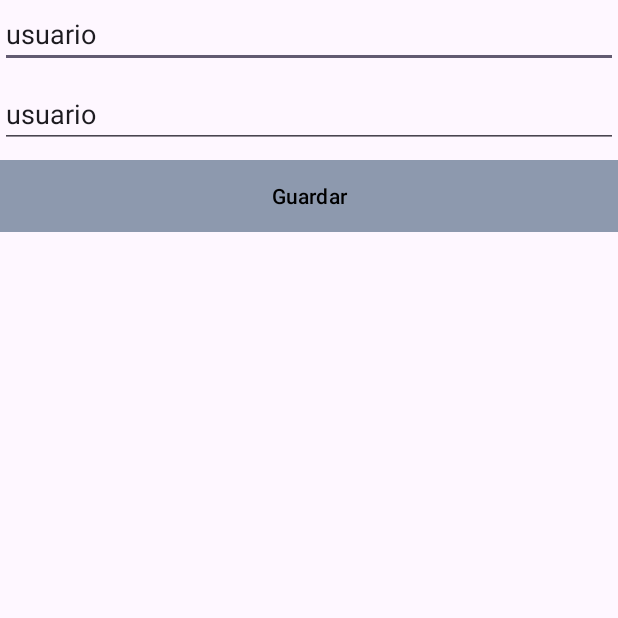
After one commit to Yeraaay/Proyecto_Prueba, an Android app: the EditarPerfil screen opened directly, with no data from a screen before it, on a phone screen of 412 x 824 dp, the top half of it. The commit adds this screen. Run offline under Robolectric (Android 15) with nearby library versions, the phone set to English and light mode, and no system bars.

Commit message:
Terminado editar perfil

```diff
--- a/Tattos/app/src/main/AndroidManifest.xml
+++ b/Tattos/app/src/main/AndroidManifest.xml
@@ -32,5 +32,9 @@
             android:name=".invitadoActivity"
             android:exported="false">
         </activity>
+        <activity
+            android:name=".EditarPerfil"
+            android:exported="false">
+        </activity>
     </application>
 </manifest>
--- /dev/null
+++ b/Tattos/app/src/main/java/com/example/proyectotatto/EditarPerfil.java
@@ -0,0 +1,94 @@
+package com.example.proyectotatto;
+import android.content.ContentValues;
+import android.database.Cursor;
+import android.database.sqlite.SQLiteDatabase;
+import android.os.Bundle;
+import android.widget.Button;
+import android.widget.EditText;
+import android.widget.Toast;
+import androidx.appcompat.app.AppCompatActivity;
+
+public class EditarPerfil extends AppCompatActivity {
+
+    private EditText editTextName;
+    private EditText editTextPassword;
+    private Button buttonGuardar;
+
+    private SQLiteDatabase mDatabase;
+
+    @Override
+    protected void onCreate(Bundle savedInstanceState) {
+        super.onCreate(savedInstanceState);
+        setContentView(R.layout.activity_editar_perfil);
+
+        editTextName = findViewById(R.id.editTextName);
+        editTextPassword = findViewById(R.id.editTextPassword);
+        buttonGuardar = findViewById(R.id.buttonGuardar);
+
+        // Inicializar la base de datos
+        DBHelper dbHelper = new DBHelper(this);
+        mDatabase = dbHelper.getWritableDatabase();
+
+        // Cargar y mostrar los datos actuales del usuario
+        cargarDatosUsuario();
+
+        // Configurar el botón de guardar
+        buttonGuardar.setOnClickListener(view -> guardarDatosUsuario());
+    }
+
+    private void cargarDatosUsuario() {
+        // Realizar una consulta a la base de datos para obtener los datos del usuario
+        Cursor cursor = mDatabase.query(
+                "Usuarios",
+                new String[]{"name", "password"}, // Columnas que deseas recuperar
+                null,
+                null,
+                null,
+                null,
+                null
+        );
+
+        // Verificar si se obtuvo algún resultado
+        if (cursor != null && cursor.moveToFirst()) {
+            // Obtener el nombre y la contraseña actual del usuario desde el cursor
+            String nombreActual = cursor.getString(cursor.getColumnIndexOrThrow("name"));
+            String contraseñaActual = cursor.getString(cursor.getColumnIndexOrThrow("password"));
+
+            // Mostrar el nombre y la contraseña actual en los campos de entrada
+            editTextName.setText(nombreActual);
+            editTextPassword.setText(contraseñaActual);
+
+            // Cerrar el cursor
+            cursor.close();
+        } else {
+            // No se encontraron datos en la base de datos
+            Toast.makeText(this, "No se encontraron datos del usuario", Toast.LENGTH_SHORT).show();
+        }
+    }
+
+    private void guardarDatosUsuario() {
+        // Obtener el nuevo nombre y contraseña ingresados por el usuario
+        String nuevoNombre = editTextName.getText().toString();
+        String nuevaContraseña = editTextPassword.getText().toString();
+
+        // Modificar los datos del usuario en la base de datos
+        ContentValues contentValues = new ContentValues();
+        contentValues.put("name", nuevoNombre);
+        contentValues.put("password", nuevaContraseña);
+
+        // Ejecutar una consulta de actualización en la base de datos
+        int filasActualizadas = mDatabase.update(
+                "Usuarios",
+                contentValues,
+                null,
+                null
+        );
+
+        // Verificar si la actualización fue exitosa
+        if (filasActualizadas > 0) {
+            Toast.makeText(this, "Datos actualizados correctamente", Toast.LENGTH_SHORT).show();
+        } else {
+            Toast.makeText(this, "No se pudo actualizar los datos", Toast.LENGTH_SHORT).show();
+        }
+    }
+}
--- /dev/null
+++ b/Tattos/app/src/main/res/layout/activity_editar_perfil.xml
@@ -0,0 +1,31 @@
+<?xml version="1.0" encoding="utf-8"?>
+<LinearLayout xmlns:android="http://schemas.android.com/apk/res/android"
+    xmlns:app="http://schemas.android.com/apk/res-auto"
+    xmlns:tools="http://schemas.android.com/tools"
+    android:layout_width="match_parent"
+    android:layout_height="match_parent"
+    android:orientation="vertical">
+
+    <!-- Campo de entrada para el nombre del usuario -->
+    <EditText
+        android:id="@+id/editTextName"
+        android:layout_width="match_parent"
+        android:layout_height="wrap_content"
+        android:layout_marginBottom="8dp"/>
+
+    <!-- Campo de entrada para la contraseña -->
+    <EditText
+        android:id="@+id/editTextPassword"
+        android:layout_width="match_parent"
+        android:layout_height="wrap_content"
+        android:layout_marginBottom="8dp"/>
+
+    <!-- Botón para guardar los cambios -->
+    <Button
+        android:id="@+id/buttonGuardar"
+        android:layout_width="match_parent"
+        android:layout_height="wrap_content"
+        android:background="@color/colorRojoOscuro"
+        android:text="Guardar" />
+
+</LinearLayout>
```
Also changed, not shown: Tattos/app/src/main/java/com/example/proyectotatto/UsuariosRegistrados.java (+13 -0 lines), Tattos/app/src/main/java/com/example/proyectotatto/loginActivity.java (+11 -0 lines), Tattos/app/src/main/res/layout/activity_usuarios_registrados.xml (+29 -10 lines), Tattos/app/src/main/res/drawable/perfil.png (added).
